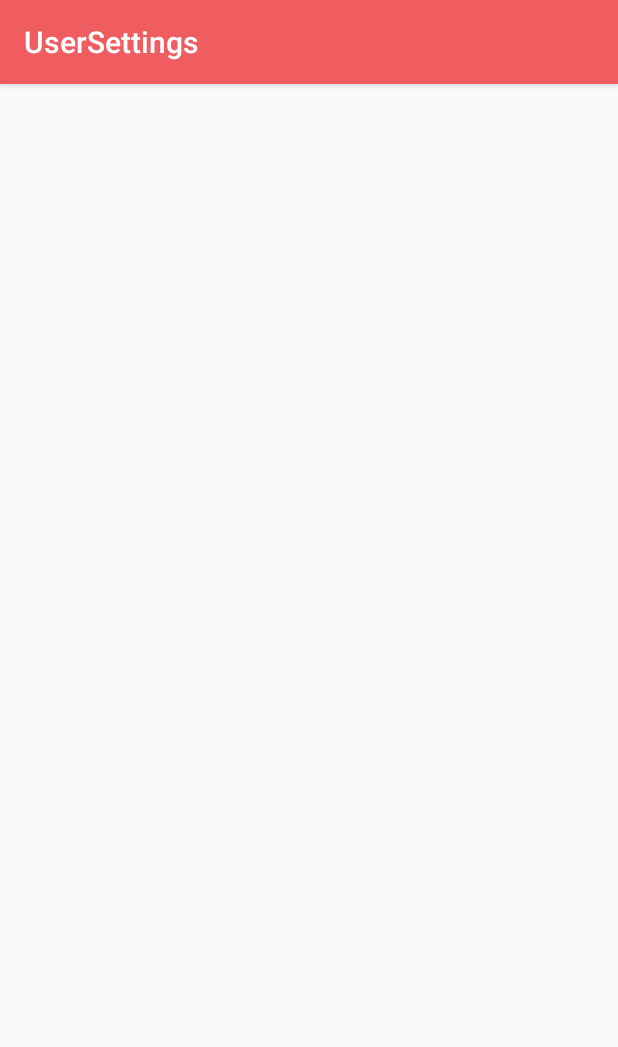
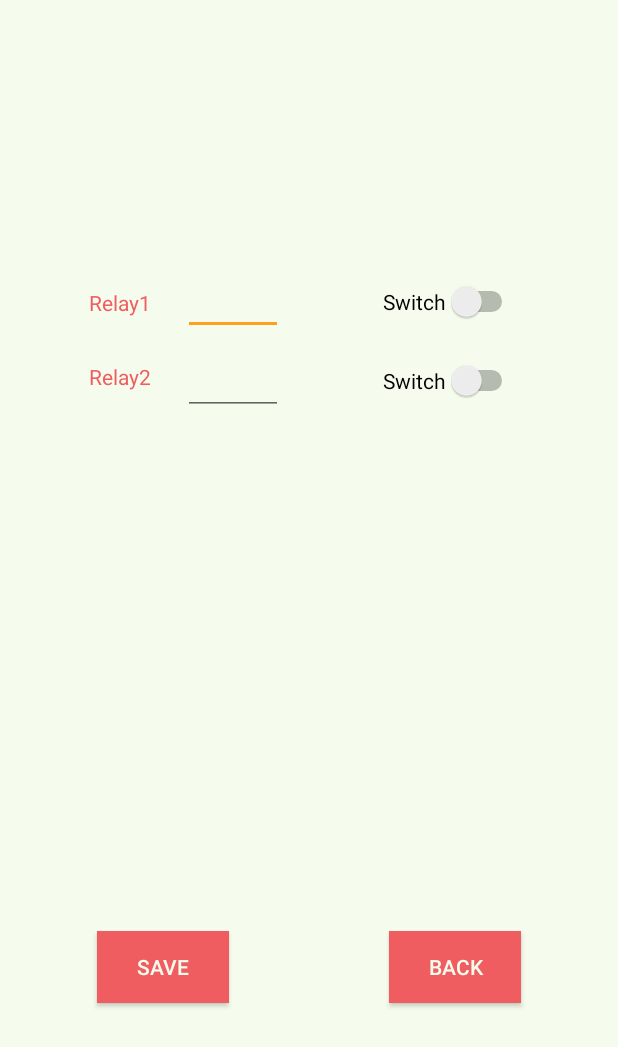
Before and after one commit to BoggyAF/Agrosense, an Android app: the UserSettings screen opened directly, with no data from a screen before it, on a phone screen of 412 x 824 dp. Shown: the top 1047 px of the screen. Run offline under Robolectric (Android 15) with nearby library versions, the phone set to English and light mode, and no system bars; Roboto replaces fonts that are not available here.

Commit message:
23 Final

```diff
--- a/app/build.gradle
+++ b/app/build.gradle
@@ -13,6 +13,7 @@ android {
         targetSdkVersion 30
         versionCode 1
         versionName "1.0"
+        multiDexEnabled true
 
         testInstrumentationRunner "androidx.test.runner.AndroidJUnitRunner"
     }
@@ -49,4 +50,5 @@ dependencies {
     implementation 'com.jjoe64:graphview:4.0.1'
     implementation 'com.github.PhilJay:MPAndroidChart:v3.1.0'
     implementation 'com.google.code.gson:gson:2.8.6'
+    implementation 'com.android.support:multidex:1.0.3'
 }
--- a/app/src/main/java/etti/agrosense/Activities/Grafic.java
+++ b/app/src/main/java/etti/agrosense/Activities/Grafic.java
@@ -156,7 +156,7 @@ public class Grafic extends AppCompatActivity
 
         //modifies the size of the line and the value points
         set1.setLineWidth(3f);
-        set1.setCircleRadius(0f);
+        set1.setCircleRadius(1f);
 
         //disables the values on top of the graph
         set1.setDrawValues(false);
--- a/app/src/main/java/etti/agrosense/Activities/UserSettings.java
+++ b/app/src/main/java/etti/agrosense/Activities/UserSettings.java
@@ -1,27 +1,83 @@
 package etti.agrosense.Activities;
 
+import android.app.Activity;
+import android.content.Context;
+import android.content.Intent;
 import android.os.Bundle;
 
 import com.google.android.material.floatingactionbutton.FloatingActionButton;
 import com.google.android.material.snackbar.Snackbar;
 
 import androidx.appcompat.app.AppCompatActivity;
+import android.view.inputmethod.InputMethodManager;
 import androidx.appcompat.widget.Toolbar;
 
+import android.util.Log;
 import android.view.View;
+import android.widget.EditText;
+import android.widget.TextView;
+import android.widget.Switch;
 
+import java.util.HashMap;
+
+import etti.agrosense.Helpers.RetrieveDataHelper;
 import etti.agrosense.R;
 
 public class UserSettings extends AppCompatActivity {
+    private TextView mRelay1Value , mRelay2Value;
+    private Switch mRelay1Switch, mRelay2Switch;
 
     @Override
     protected void onCreate(Bundle savedInstanceState) {
         super.onCreate(savedInstanceState);
         setContentView(R.layout.activity_user_settings);
-        Toolbar toolbar = findViewById(R.id.toolbar);
-        setSupportActionBar(toolbar);
-
+        mRelay1Value = findViewById(R.id.relay1inputview);
+        mRelay2Value = findViewById(R.id.relay2inputview);
+        mRelay1Switch = findViewById(R.id.relay1switchview);
+        mRelay2Switch = findViewById(R.id.relay2switchview);
 
 
     }
+
+    public void save(View view)
+    {
+        setData();
+    }
+
+    public void setData() {
+        Boolean switch1State = mRelay1Switch.isChecked();
+        Boolean switch2State = mRelay2Switch.isChecked();
+
+        String relay1Value = mRelay1Value.getText().toString();
+        String relay2Value = mRelay2Value.getText().toString();
+
+        String relay1State;
+        String relay2State;
+
+        if (switch1State)
+            relay1State = "0";
+        else
+            relay1State = "1";
+
+        if (switch2State)
+            relay2State = "0";
+        else
+            relay2State = "1";
+
+
+        HashMap<String, String> relayMap = new HashMap<>();
+
+        relayMap.put("relay1Value", relay1Value);
+        relayMap.put("relay2Value", relay2Value);
+        relayMap.put("relay1State", relay1State);
+        relayMap.put("relay2State", relay2State);
+
+        RetrieveDataHelper.setRelay(relayMap);
+    }
+
+    public void back(View view)
+    {
+        startActivity(new Intent(getApplicationContext(), MainActivity.class));
+        finish();
+    }
 }
--- a/app/src/main/res/drawable/graph_gradient_co2.xml
+++ b/app/src/main/res/drawable/graph_gradient_co2.xml
@@ -3,5 +3,5 @@
     <gradient
         android:angle="270"
         android:startColor="#76DA9D"
-        android:endColor="#ffffff" />
+        android:endColor="#f5fced" />
 </shape>
--- a/app/src/main/res/drawable/graph_gradient_humidity.xml
+++ b/app/src/main/res/drawable/graph_gradient_humidity.xml
@@ -3,5 +3,5 @@
     <gradient
         android:angle="270"
         android:startColor="#99ccff"
-        android:endColor="#ffffff" />
+        android:endColor="#f5fced" />
 </shape>
--- a/app/src/main/res/drawable/graph_gradient_luminosity.xml
+++ b/app/src/main/res/drawable/graph_gradient_luminosity.xml
@@ -3,5 +3,5 @@
     <gradient
         android:angle="270"
         android:startColor="#CF8B3E"
-        android:endColor="#ffffff" />
+        android:endColor="#f5fced" />
 </shape>
--- a/app/src/main/res/drawable/graph_gradient_press.xml
+++ b/app/src/main/res/drawable/graph_gradient_press.xml
@@ -3,5 +3,5 @@
     <gradient
         android:angle="270"
         android:startColor="#5472FF"
-        android:endColor="#ffffff" />
+        android:endColor="#f5fced" />
 </shape>
--- a/app/src/main/res/drawable/graph_gradient_temp.xml
+++ b/app/src/main/res/drawable/graph_gradient_temp.xml
@@ -3,5 +3,5 @@
     <gradient
         android:angle="270"
         android:startColor="#FF3838"
-        android:endColor="#ffffff" />
+        android:endColor="#f5fced" />
 </shape>
--- a/app/src/main/res/layout/activity_user_settings.xml
+++ b/app/src/main/res/layout/activity_user_settings.xml
@@ -1,25 +1,113 @@
 <?xml version="1.0" encoding="utf-8"?>
-<androidx.coordinatorlayout.widget.CoordinatorLayout xmlns:android="http://schemas.android.com/apk/res/android"
+<androidx.constraintlayout.widget.ConstraintLayout xmlns:android="http://schemas.android.com/apk/res/android"
     xmlns:app="http://schemas.android.com/apk/res-auto"
     xmlns:tools="http://schemas.android.com/tools"
     android:layout_width="match_parent"
     android:layout_height="match_parent"
+    android:background="#F5FCED"
     tools:context=".Activities.UserSettings">
 
-    <com.google.android.material.appbar.AppBarLayout
-        android:layout_width="match_parent"
+    <Button
+        android:id="@+id/saveButton"
+        android:layout_width="wrap_content"
         android:layout_height="wrap_content"
-        android:theme="@style/AppTheme.AppBarOverlay">
+        android:layout_weight=".35"
+        android:background="@color/DashboardBlue"
+        android:onClick="save"
+        android:text="Save"
+        android:textColor="@color/white"
+        app:layout_constraintBottom_toBottomOf="parent"
+        app:layout_constraintEnd_toEndOf="parent"
+        app:layout_constraintHorizontal_bias="0.2"
+        app:layout_constraintStart_toStartOf="parent"
+        app:layout_constraintTop_toTopOf="parent"
+        app:layout_constraintVertical_bias="0.8" />
 
-        <androidx.appcompat.widget.Toolbar
-            android:id="@+id/toolbar"
-            android:layout_width="match_parent"
-            android:layout_height="?attr/actionBarSize"
-            android:background="?attr/colorPrimary"
-            app:popupTheme="@style/AppTheme.PopupOverlay" />
+    <Button
+        android:id="@+id/button8"
+        android:layout_width="wrap_content"
+        android:layout_height="wrap_content"
+        android:background="@color/DashboardBlue"
+        android:onClick="back"
+        android:text="BACK"
+        android:textColor="@color/white"
+        app:layout_constraintBottom_toBottomOf="parent"
+        app:layout_constraintEnd_toEndOf="parent"
+        app:layout_constraintHorizontal_bias="0.8"
+        app:layout_constraintStart_toStartOf="parent"
+        app:layout_constraintTop_toTopOf="parent"
+        app:layout_constraintVertical_bias="0.8" />
 
-    </com.google.android.material.appbar.AppBarLayout>
+    <TextView
+        android:id="@+id/textView5"
+        android:layout_width="wrap_content"
+        android:layout_height="wrap_content"
+        android:layout_marginTop="30dp"
+        android:text="Relay2"
+        android:textColor="@color/DashboardBlue"
+        app:layout_constraintEnd_toEndOf="parent"
+        app:layout_constraintHorizontal_bias="0.16"
+        app:layout_constraintStart_toStartOf="parent"
+        app:layout_constraintTop_toBottomOf="@+id/textView4" />
 
-    <include layout="@layout/content_user_settings" />
+    <TextView
+        android:id="@+id/textView4"
+        android:layout_width="wrap_content"
+        android:layout_height="wrap_content"
+        android:layout_marginTop="192dp"
+        android:text="Relay1"
+        android:textColor="@color/DashboardBlue"
+        app:layout_constraintEnd_toEndOf="parent"
+        app:layout_constraintHorizontal_bias="0.16"
+        app:layout_constraintStart_toStartOf="parent"
+        app:layout_constraintTop_toTopOf="parent" />
 
-</androidx.coordinatorlayout.widget.CoordinatorLayout>
+    <Switch
+        android:id="@+id/relay1switchview"
+        android:layout_width="wrap_content"
+        android:layout_height="wrap_content"
+        android:layout_marginTop="187dp"
+        android:text="Switch"
+        app:layout_constraintEnd_toEndOf="parent"
+        app:layout_constraintStart_toEndOf="@+id/relay1inputview"
+        app:layout_constraintTop_toTopOf="parent" />
+
+    <Switch
+        android:id="@+id/relay2switchview"
+        android:layout_width="wrap_content"
+        android:layout_height="wrap_content"
+        android:layout_marginTop="25dp"
+        android:text="Switch"
+        app:layout_constraintEnd_toEndOf="parent"
+        app:layout_constraintStart_toEndOf="@+id/relay2inputview"
+        app:layout_constraintTop_toBottomOf="@+id/relay1switchview" />
+
+    <EditText
+        android:id="@+id/relay1inputview"
+        android:layout_width="30pt"
+        android:layout_height="wrap_content"
+        android:layout_marginStart="12dp"
+        android:layout_marginLeft="12dp"
+        android:layout_marginTop="178dp"
+        android:inputType="numberDecimal"
+        android:textColor="@color/DashboardBlue"
+        app:layout_constraintEnd_toEndOf="parent"
+        app:layout_constraintHorizontal_bias="0.04"
+        app:layout_constraintStart_toEndOf="@+id/textView4"
+        app:layout_constraintTop_toTopOf="parent" />
+
+    <EditText
+        android:id="@+id/relay2inputview"
+        android:layout_width="30pt"
+        android:layout_height="wrap_content"
+        android:layout_marginStart="12dp"
+        android:layout_marginLeft="12dp"
+        android:layout_marginTop="8dp"
+        android:inputType="numberDecimal"
+        android:textColor="@color/DashboardBlue"
+        app:layout_constraintEnd_toEndOf="parent"
+        app:layout_constraintHorizontal_bias="0.04"
+        app:layout_constraintStart_toEndOf="@+id/textView5"
+        app:layout_constraintTop_toBottomOf="@+id/relay1inputview" />
+
+</androidx.constraintlayout.widget.ConstraintLayout>
--- a/app/src/main/res/layout/content_user_settings.xml
+++ /dev/null
@@ -1,6 +0,0 @@
-<?xml version="1.0" encoding="utf-8"?>
-<androidx.constraintlayout.widget.ConstraintLayout xmlns:android="http://schemas.android.com/apk/res/android"
-    xmlns:app="http://schemas.android.com/apk/res-auto"
-    android:layout_width="match_parent"
-    android:layout_height="match_parent"
-    app:layout_behavior="@string/appbar_scrolling_view_behavior"></androidx.constraintlayout.widget.ConstraintLayout>
```
Also changed, not shown: app/src/main/java/etti/agrosense/Activities/MainActivity.java (+2 -10 lines), app/src/main/java/etti/agrosense/Helpers/RetrieveDataHelper.java (+14 -7 lines), app/src/main/res/layout/activity_main.xml (+9 -9 lines).
